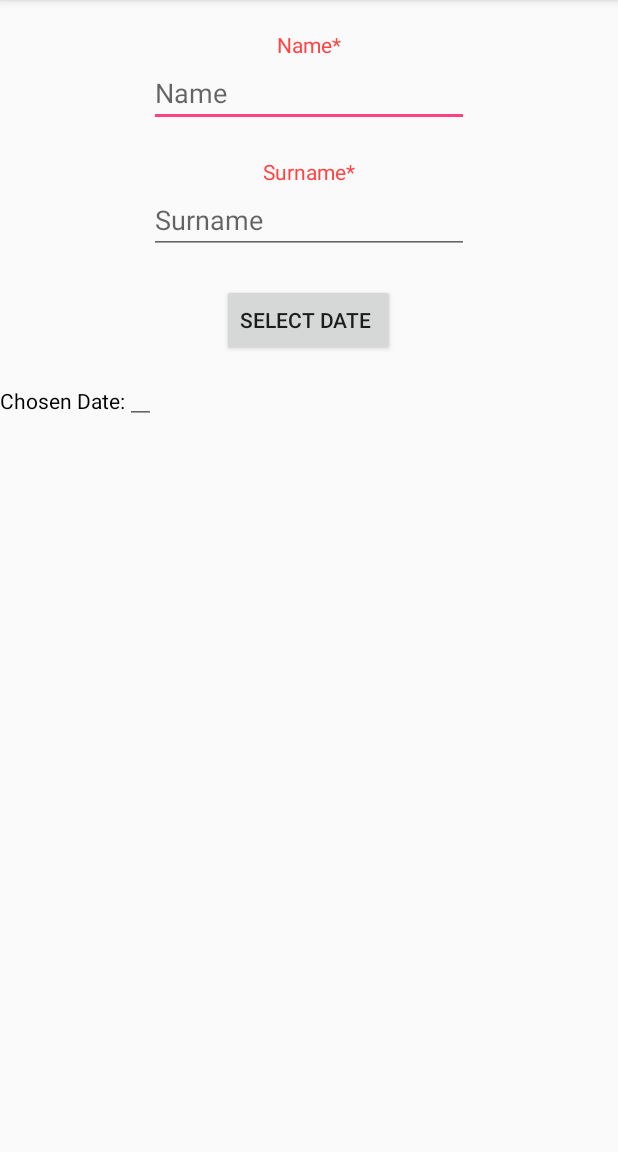
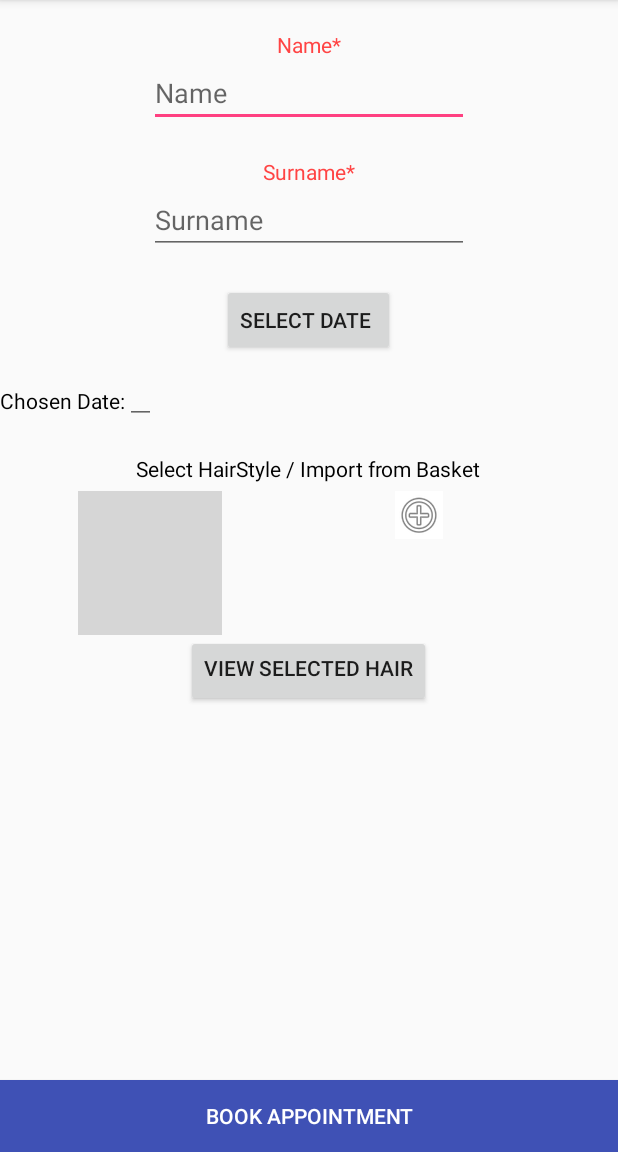
Before and after one commit to tosin94/Annas, an Android app: the HairAppointment screen opened directly, with no data from a screen before it, on a phone screen of 412 x 824 dp, the part 84-1236 px from its top. Run offline under Robolectric (Android 15) with nearby library versions, the phone set to English and light mode, and no system bars; grey boxes are pictures that could not be loaded.

Commit message:
Finished UI for Booking Appointment

```diff
--- a/app/src/main/res/layout/hair_appointment.xml
+++ b/app/src/main/res/layout/hair_appointment.xml
@@ -56,7 +56,7 @@
 
 
     <Button
-        android:id="@+id/dateBox"
+        android:id="@+id/dateButon"
         android:layout_width="wrap_content"
         android:layout_height="wrap_content"
         android:text="Select Date "
@@ -72,7 +72,7 @@
         android:layout_centerInParent="true"
         android:layout_alignParentLeft="true"
         android:text="Chosen Date:"
-        android:layout_below="@+id/dateBox"
+        android:layout_below="@+id/dateButon"
         android:layout_marginTop="20dp"
         android:textColor="@android:color/black"
         />
@@ -81,7 +81,7 @@
         android:id="@+id/chosenDate"
         android:layout_width="wrap_content"
         android:layout_height="wrap_content"
-        android:layout_below="@+id/dateBox"
+        android:layout_below="@+id/dateButon"
         android:layout_toRightOf="@+id/date"
         android:paddingLeft="10dp"
         android:inputType="date"
@@ -90,4 +90,61 @@
         android:onClick="ShowDatePicker"
         />
 
+    <TextView
+        android:id="@+id/selectHair"
+        android:layout_width="wrap_content"
+        android:layout_height="wrap_content"
+        android:text="Select HairStyle / Import from Basket"
+        android:layout_below="@+id/chosenDate"
+        android:layout_centerInParent="true"
+        android:paddingTop="20dp"
+        android:textColor="@android:color/black"
+        />
+
+    <ImageButton
+        android:id="@+id/selectHairstyle"
+        android:layout_width="wrap_content"
+        android:layout_height="wrap_content"
+        android:src="@drawable/gallery"
+        android:layout_below="@+id/selectHair"
+        android:layout_toStartOf="@+id/dateButon"
+        android:layout_marginTop="5dp"
+        android:background="@android:color/white"
+        />
+
+    <ImageButton
+        android:id="@+id/importHair"
+        android:layout_width="wrap_content"
+        android:layout_height="wrap_content"
+        android:src="@drawable/add_btn"
+        android:layout_below="@+id/selectHair"
+        android:layout_toEndOf="@+id/dateButon"
+        android:layout_marginTop="5dp"
+        android:background="@android:color/white"
+        />
+
+    <Button
+        android:id="@+id/viewHair"
+        android:layout_width="wrap_content"
+        android:layout_height="wrap_content"
+        android:text="View Selected Hair"
+        android:layout_centerInParent="true"
+        android:layout_below="@+id/selectHairstyle"
+        android:paddingTop="5dp"
+        />
+
+    <RelativeLayout
+        android:layout_width="match_parent"
+        android:layout_height="wrap_content">
+
+        <Button
+            android:layout_width="match_parent"
+            android:layout_height="wrap_content"
+            android:layout_alignParentBottom="true"
+            android:text="BOOK APPOINTMENT"
+            android:textColor="@android:color/white"
+            android:background="@color/colorPrimary"
+            />
+    </RelativeLayout>
+
 </RelativeLayout>
--- a/app/src/main/res/layout/nav_header_main.xml
+++ b/app/src/main/res/layout/nav_header_main.xml
@@ -21,7 +21,7 @@
         android:layout_weight="0.33"
         android:paddingLeft="-30dp"
         android:paddingTop="@dimen/nav_header_vertical_spacing"
-        app:srcCompat="@drawable/icon" />
+        app:srcCompat="@mipmap/icon" />
 
     <TextView
         android:id="@+id/textView2"
--- a/app/src/main/res/values/drawables.xml
+++ b/app/src/main/res/values/drawables.xml
@@ -9,4 +9,5 @@
     <item name="ic_contact" type="drawable">@android:drawable/sym_action_email</item>
     <item name="error" type="drawable">@android:drawable/stat_notify_error</item>
     <item name="add_btn" type="drawable">@android:drawable/ic_menu_add</item>
+    <item name="import_image" type="drawable">@android:drawable/ic_menu_gallery</item>
 </resources>
```
Also changed, not shown: app/src/main/res/drawable-v21/icon.png (deleted), 1 other file.
